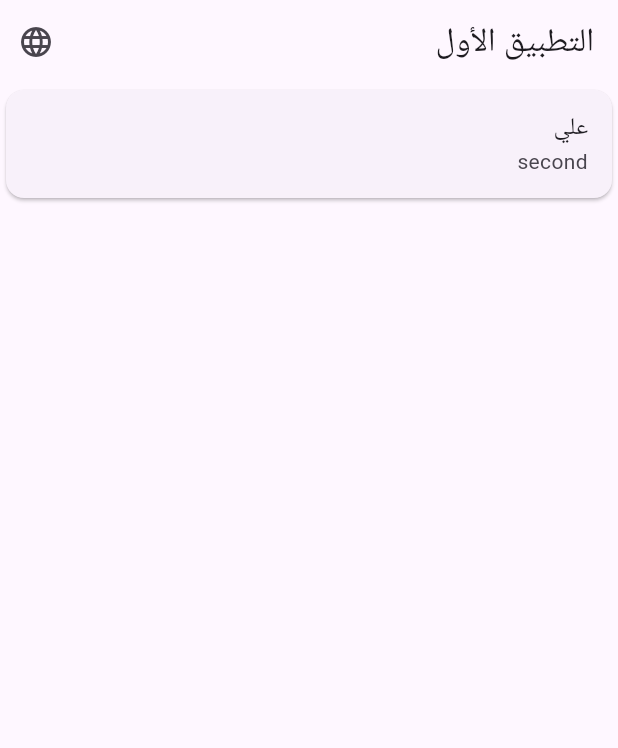
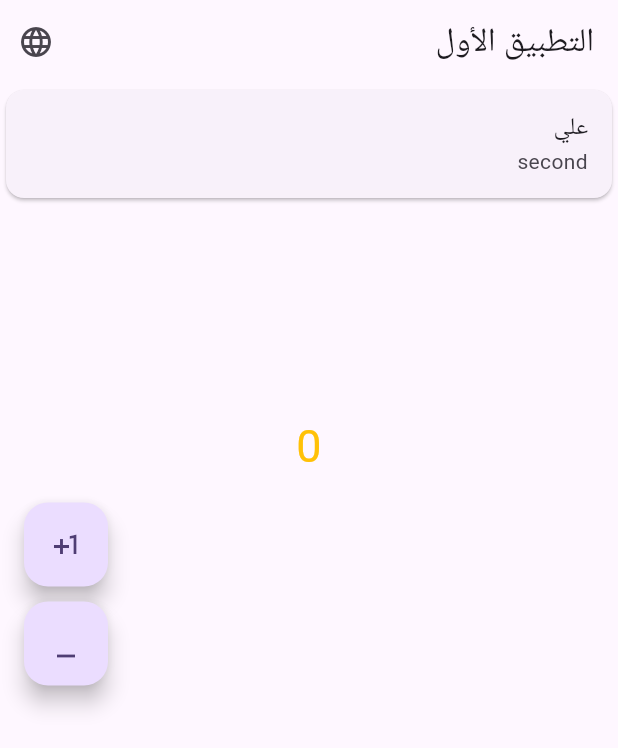
Before and after one commit to ailDaoud/first, a Flutter app: the screen it shows after launch, after a tap on the "language" icon, on a phone screen of 412 x 824 dp. Shown: the top 748 px of the screen. Run offline on Flutter 3.47's test engine with Material 3 defaults, Android fonts, the phone set to English and light mode, and no system bars; our stand-ins replace easy_localization, flutter_bloc.

Commit message:
First task with Bloc

```diff
--- a/lib/Home.dart
+++ /dev/null
@@ -1,42 +0,0 @@
-import 'package:flutter/material.dart';
-import 'package:easy_localization/easy_localization.dart';
-import 'Localaiz.dart';
-
-class MyHomePage extends StatefulWidget {
-  const MyHomePage({super.key, required this.title});
-
-  final String title;
-
-  @override
-  State<MyHomePage> createState() => _MyHomePageState();
-}
-
-class _MyHomePageState extends State<MyHomePage> {
-  @override
-  Widget build(BuildContext context) {
-    return Scaffold(
-      appBar: AppBar(
-        title: Text("title".tr()),
-        actions: [
-          Tooltip(
-            message: "ddd",
-            child: IconButton(
-              icon: const Icon(Icons.language),
-              onPressed: () {
-                LocalizationCheker.changeLanguage(context);
-              },
-            ),
-          )
-        ],
-      ),
-      body: Column(children: [
-        Card(
-          child: ListTile(
-            title: Text("first".tr()),
-            subtitle: Text("second".tr()),
-          ),
-        )
-      ]),
-    );
-  }
-}
--- /dev/null
+++ b/lib/Pages/Home.dart
@@ -0,0 +1,51 @@
+import 'package:first_task2/Pages/btn.dart';
+import 'package:first_task2/bloc/counter_bloc.dart';
+import 'package:flutter/material.dart';
+import 'package:easy_localization/easy_localization.dart';
+import 'package:flutter_bloc/flutter_bloc.dart';
+import '../Localaiz.dart';
+
+class MyHomePage extends StatelessWidget {
+  const MyHomePage({super.key});
+
+  @override
+  Widget build(BuildContext context) {
+    return Scaffold( appBar: AppBar(
+          title: Text("title".tr()),
+          actions: [
+            Tooltip(
+              message: "ddd",
+              child: IconButton(
+                icon: const Icon(Icons.language),
+                onPressed: () {
+                  LocalizationCheker.changeLanguage(context);
+                },
+              ),
+            )
+          ],
+        ),
+        body: Column(children: [
+          Card(
+            child: ListTile(
+              title: Text("first".tr()),
+              subtitle: Text("second".tr()),
+            ),
+          ),
+         const SizedBox(height: 140,),
+         BlocBuilder<CounterBloc, CounterState>(
+          builder: (context, state) {
+            if(state is CounterInitial){
+              return Center(child: const Text("0",style: TextStyle(color: Colors.amber,fontSize: 30),));
+            }
+            else if(state is CounterChange){
+              return Center(child: Text(state.con.toString(),style: const TextStyle(color: Colors.amber,fontSize: 30),));
+            }
+            else{
+              return Center(child: const Text("Something is wrong",style: TextStyle(color: Colors.amber,fontSize: 30),));
+            }
+          },
+         )
+        ]),
+        floatingActionButton: const Float_btn());
+  }
+}
--- /dev/null
+++ b/lib/Pages/btn.dart
@@ -0,0 +1,30 @@
+import 'package:first_task2/bloc/counter_bloc.dart';
+import 'package:flutter/material.dart';
+import 'package:flutter_bloc/flutter_bloc.dart';
+
+class Float_btn extends StatelessWidget {
+  const Float_btn({super.key});
+
+  @override
+  Widget build(BuildContext context) {
+    return Column(
+      mainAxisAlignment: MainAxisAlignment.center,
+      children: [
+        FloatingActionButton(
+          onPressed: () {
+            BlocProvider.of<CounterBloc>(context).add(CounterPlusOne());
+          },
+          child: const Icon(Icons.plus_one),
+        ),
+        const SizedBox(
+          height: 10,
+        ),
+        FloatingActionButton(
+            onPressed: () {
+              BlocProvider.of<CounterBloc>(context).add(CounterMinusone());
+            },
+            child: const Icon(Icons.minimize))
+      ],
+    );
+  }
+}
--- a/lib/splash.dart
+++ b/lib/Pages/splash.dart
@@ -1,6 +1,7 @@
-import 'package:first_task2/Home.dart';
+import 'package:first_task2/Pages/Home.dart';
 //import 'package:first_task2/main.dart';
 import 'package:flutter/material.dart';
+import 'package:flutter_bloc/flutter_bloc.dart';
 
 class Splash extends StatefulWidget {
   const Splash({super.key});
@@ -17,9 +18,13 @@ class _SplashState extends State<Splash> {
   }
 
   splashh() async {
+    /*BlocProvider(
+      create: (context) => Bloc(),
+      child: Container(),
+    );*/
     await Future.delayed(const Duration(seconds: 3));
     Navigator.pushReplacement(context,
-        MaterialPageRoute(builder: (context) => MyHomePage(title: "")));
+        MaterialPageRoute(builder: (context) =>const  MyHomePage()));
   }
 
   @override
--- /dev/null
+++ b/lib/bloc/counter_bloc.dart
@@ -0,0 +1,19 @@
+import 'package:flutter/material.dart';
+import 'package:flutter_bloc/flutter_bloc.dart';
+part 'counter_event.dart';
+part 'counter_state.dart';
+
+class CounterBloc extends Bloc<CounterEvent, CounterState> {
+  int con = 0;
+  CounterBloc() : super(CounterInitial()) {
+    on<CounterEvent>((event, emit) {
+      if (event is CounterPlusOne) {
+        con += 1;
+        emit(CounterChange(con: con));
+      } else {
+        con -= 1;
+        emit(CounterChange(con: con));
+      }
+    });
+  }
+}
--- /dev/null
+++ b/lib/bloc/counter_event.dart
@@ -0,0 +1,8 @@
+part of 'counter_bloc.dart';
+
+@immutable
+abstract class CounterEvent {}
+
+class CounterPlusOne extends CounterEvent {}
+
+class CounterMinusone extends CounterEvent {}
--- /dev/null
+++ b/lib/bloc/counter_state.dart
@@ -0,0 +1,12 @@
+part of 'counter_bloc.dart';
+
+@immutable
+abstract class CounterState {}
+
+class CounterInitial extends CounterState {}
+
+class CounterChange extends CounterState {
+  final int con;
+
+  CounterChange({required this.con});
+}
--- a/lib/main.dart
+++ b/lib/main.dart
@@ -1,6 +1,9 @@
-import 'package:first_task2/splash.dart';
+import 'package:first_task2/Pages/splash.dart';
 import 'package:flutter/material.dart';
 import 'package:easy_localization/easy_localization.dart';
+import 'package:flutter_bloc/flutter_bloc.dart';
+
+import 'bloc/counter_bloc.dart';
 
 void main() async {
   WidgetsFlutterBinding.ensureInitialized();
@@ -21,7 +24,9 @@ class MyApp extends StatelessWidget {
   // This widget is the root of your application.
   @override
   Widget build(BuildContext context) {
-    return MaterialApp(
+    return BlocProvider(
+      create: (context) => CounterBloc(),
+      child: MaterialApp(
         debugShowCheckedModeBanner: false,
         localizationsDelegates: context.localizationDelegates,
         supportedLocales: context.supportedLocales,
@@ -32,6 +37,7 @@ class MyApp extends StatelessWidget {
           useMaterial3: true,
         ),
         home: const Splash(),
+      ),
     );
   }
 }
--- a/pubspec.yaml
+++ b/pubspec.yaml
@@ -37,6 +37,7 @@ dependencies:
   cupertino_icons: ^1.0.2
   easy_localization: ^3.0.6
   animated_splash_screen: ^1.3.0
+  flutter_bloc: ^8.1.5
 
 dev_dependencies:
   flutter_test:
```
Also changed, not shown: pubspec.lock. Lines whose indentation alone changed are shown as unchanged.
